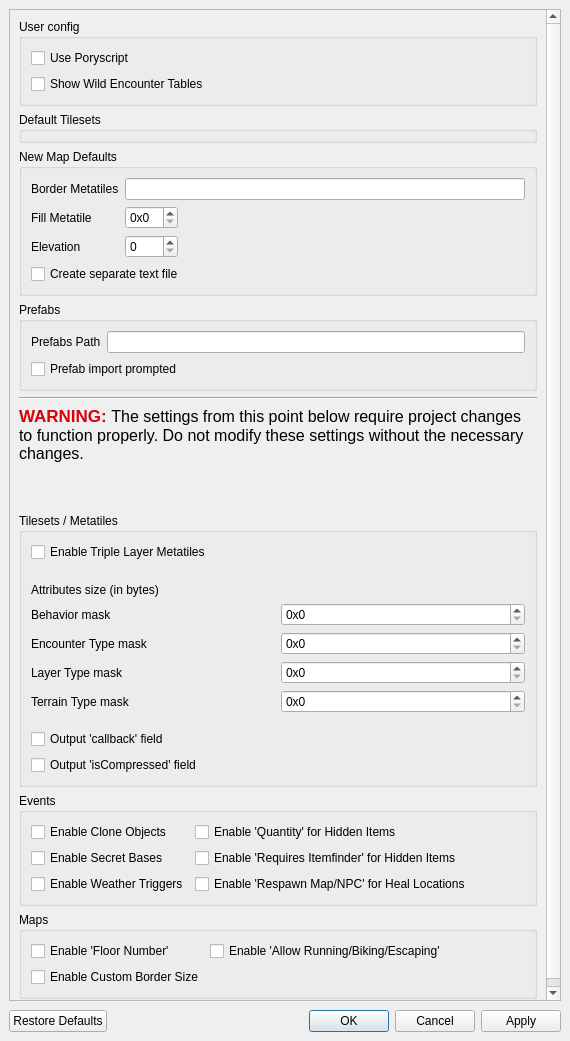
Before: the Qt Designer form forms/projectsettingseditor.ui in huderlem/porymap, drawn with Qt 5.
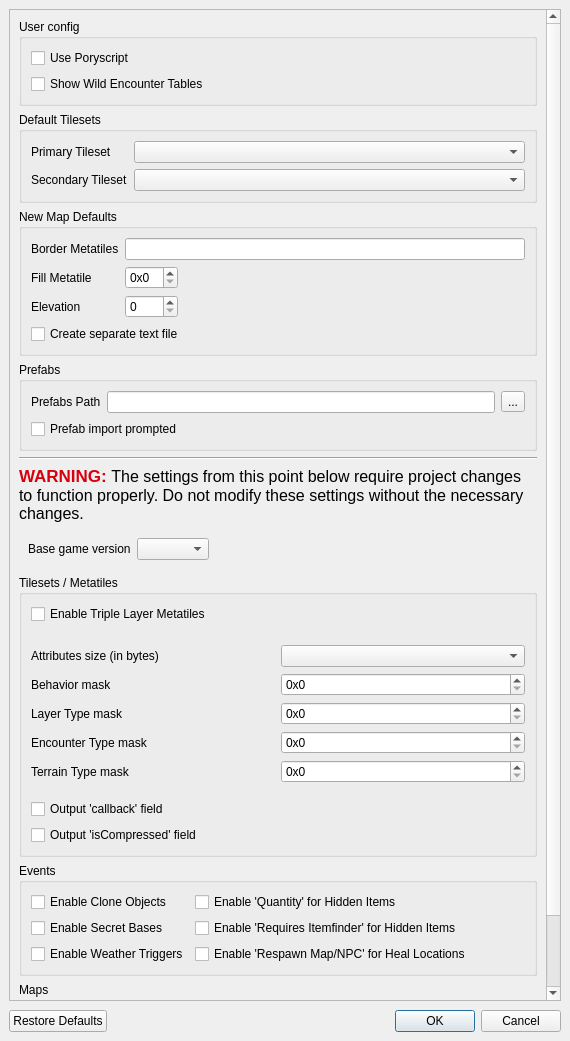
After: the same form once the commit is applied. Icons and pictures are not drawn. Custom widgets are drawn as their Qt base class.

Diff of the .ui file:
```diff
--- a/forms/projectsettingseditor.ui
+++ b/forms/projectsettingseditor.ui
@@ -29,7 +29,7 @@
          <x>0</x>
          <y>0</y>
          <width>544</width>
-         <height>994</height>
+         <height>1096</height>
         </rect>
        </property>
        <layout class="QVBoxLayout" name="verticalLayout_5">
@@ -64,6 +64,28 @@
           <property name="title">
            <string>Default Tilesets</string>
           </property>
+          <layout class="QFormLayout" name="formLayout_2">
+           <item row="0" column="0">
+            <widget class="QLabel" name="label_PrimaryTileset">
+             <property name="text">
+              <string>Primary Tileset</string>
+             </property>
+            </widget>
+           </item>
+           <item row="0" column="1">
+            <widget class="NoScrollComboBox" name="comboBox_DefaultPrimaryTileset"/>
+           </item>
+           <item row="1" column="0">
+            <widget class="QLabel" name="label_SecondaryTileset">
+             <property name="text">
+              <string>Secondary Tileset</string>
+             </property>
+            </widget>
+           </item>
+           <item row="1" column="1">
+            <widget class="NoScrollComboBox" name="comboBox_DefaultSecondaryTileset"/>
+           </item>
+          </layout>
          </widget>
         </item>
         <item>
@@ -163,12 +185,8 @@
            <string>Prefabs</string>
           </property>
           <layout class="QGridLayout" name="gridLayout_4">
-           <item row="0" column="0">
-            <widget class="QLabel" name="label_PrefabsPath">
-             <property name="text">
-              <string>Prefabs Path</string>
-             </property>
-            </widget>
+           <item row="0" column="1">
+            <widget class="QLineEdit" name="lineEdit_PrefabsPath"/>
            </item>
            <item row="1" column="0" colspan="2">
             <widget class="QCheckBox" name="checkBox_PrefabImportPrompted">
@@ -177,8 +195,23 @@
              </property>
             </widget>
            </item>
-           <item row="0" column="1">
-            <widget class="QLineEdit" name="lineEdit_PrefabsPath"/>
+           <item row="0" column="0">
+            <widget class="QLabel" name="label_PrefabsPath">
+             <property name="text">
+              <string>Prefabs Path</string>
+             </property>
+            </widget>
+           </item>
+           <item row="0" column="2">
+            <widget class="QToolButton" name="button_ChoosePrefabs">
+             <property name="text">
+              <string>...</string>
+             </property>
+             <property name="icon">
+              <iconset resource="../resources/images.qrc">
+               <normaloff>:/icons/folder.ico</normaloff>:/icons/folder.ico</iconset>
+             </property>
+            </widget>
            </item>
           </layout>
          </widget>
@@ -208,11 +241,20 @@
          </widget>
         </item>
         <item>
-         <widget class="QWidget" name="widget_BaseGameVersionBox" native="true">
+         <widget class="QWidget" name="widget_BaseGameVersion" native="true">
           <layout class="QHBoxLayout" name="horizontalLayout_2">
            <item>
-            <widget class="QWidget" name="widget_BaseGameVersion" native="true">
-             <layout class="QFormLayout" name="layout_BaseGameVersion"/>
+            <widget class="QLabel" name="label_BaseGameVersion">
+             <property name="text">
+              <string>Base game version</string>
+             </property>
+            </widget>
+           </item>
+           <item>
+            <widget class="NoScrollComboBox" name="comboBox_BaseGameVersion">
+             <property name="editable">
+              <bool>false</bool>
+             </property>
             </widget>
            </item>
            <item>
@@ -237,6 +279,36 @@
            <string>Tilesets / Metatiles</string>
           </property>
           <layout class="QGridLayout" name="gridLayout_2">
+           <item row="8" column="0">
+            <spacer name="verticalSpacer_2">
+             <property name="orientation">
+              <enum>Qt::Vertical</enum>
+             </property>
+             <property name="sizeHint" stdset="0">
+              <size>
+               <width>20</width>
+               <height>10</height>
+              </size>
+             </property>
+            </spacer>
+           </item>
+           <item row="0" column="0">
+            <widget class="QCheckBox" name="checkBox_EnableTripleLayerMetatiles">
+             <property name="text">
+              <string>Enable Triple Layer Metatiles</string>
+             </property>
+            </widget>
+           </item>
+           <item row="7" column="1">
+            <widget class="QSpinBox" name="spinBox_TerrainTypeMask">
+             <property name="prefix">
+              <string>0x</string>
+             </property>
+             <property name="displayIntegerBase">
+              <number>16</number>
+             </property>
+            </widget>
+           </item>
            <item row="2" column="0">
             <widget class="QLabel" name="label_AttributesSize">
              <property name="toolTip">
@@ -247,20 +319,7 @@
              </property>
             </widget>
            </item>
-           <item row="1" column="0">
-            <spacer name="verticalSpacer">
-             <property name="orientation">
-              <enum>Qt::Vertical</enum>
-             </property>
-             <property name="sizeHint" stdset="0">
-              <size>
-               <width>20</width>
-               <height>15</height>
-              </size>
-             </property>
-            </spacer>
-           </item>
-           <item row="6" column="0">
+           <item row="7" column="0">
             <widget class="QLabel" name="label_TerrainTypeMask">
              <property name="toolTip">
               <string>The mask used to read/write Terrain Type from the metatile's attributes data. If 0, this attribute is disabled.</string>
@@ -270,17 +329,57 @@
              </property>
             </widget>
            </item>
-           <item row="0" column="0">
-            <widget class="QCheckBox" name="checkBox_EnableTripleLayerMetatiles">
-             <property name="text">
-              <string>Enable Triple Layer Metatiles</string>
-             </property>
-            </widget>
-           </item>
            <item row="2" column="1">
-            <widget class="QWidget" name="widget_SizeDropdown" native="true"/>
+            <widget class="NoScrollComboBox" name="comboBox_AttributesSize">
+             <property name="editable">
+              <bool>false</bool>
+             </property>
+            </widget>
+           </item>
+           <item row="1" column="0">
+            <spacer name="verticalSpacer">
+             <property name="orientation">
+              <enum>Qt::Vertical</enum>
+             </property>
+             <property name="sizeHint" stdset="0">
+              <size>
+               <width>20</width>
+               <height>15</height>
+              </size>
+             </property>
+            </spacer>
+           </item>
+           <item row="3" column="0">
+            <widget class="QLabel" name="label_BehaviorMask">
+             <property name="toolTip">
+              <string>The mask used to read/write Metatile Behavior from the metatile's attributes data. If 0, this attribute is disabled.</string>
+             </property>
+             <property name="text">
+              <string>Behavior mask</string>
+             </property>
+            </widget>
+           </item>
+           <item row="3" column="1">
+            <widget class="QSpinBox" name="spinBox_BehaviorMask">
+             <property name="prefix">
+              <string>0x</string>
+             </property>
+             <property name="displayIntegerBase">
+              <number>16</number>
+             </property>
+            </widget>
            </item>
            <item row="10" column="0">
+            <widget class="QCheckBox" name="checkBox_OutputCallback">
+             <property name="toolTip">
+              <string>Whether the C data outputted for new tilesets will include the &quot;callback&quot; field</string>
+             </property>
+             <property name="text">
+              <string>Output 'callback' field</string>
+             </property>
+            </widget>
+           </item>
+           <item row="11" column="0">
             <widget class="QCheckBox" name="checkBox_OutputIsCompressed">
              <property name="toolTip">
               <string>Whether the C data outputted for new tilesets will include the &quot;isCompressed&quot; field</string>
@@ -290,31 +389,8 @@
              </property>
             </widget>
            </item>
-           <item row="7" column="0">
-            <spacer name="verticalSpacer_2">
-             <property name="orientation">
-              <enum>Qt::Vertical</enum>
-             </property>
-             <property name="sizeHint" stdset="0">
-              <size>
-               <width>20</width>
-               <height>10</height>
-              </size>
-             </property>
-            </spacer>
-           </item>
-           <item row="4" column="1">
-            <widget class="QSpinBox" name="spinBox_EncounterTypeMask">
-             <property name="prefix">
-              <string>0x</string>
-             </property>
-             <property name="displayIntegerBase">
-              <number>16</number>
-             </property>
-            </widget>
-           </item>
            <item row="5" column="1">
-            <widget class="QSpinBox" name="spinBox_LayerTypeMask">
+            <widget class="QSpinBox" name="spinBox_EncounterTypeMask">
              <property name="prefix">
               <string>0x</string>
              </property>
@@ -323,7 +399,7 @@
              </property>
             </widget>
            </item>
-           <item row="4" column="0">
+           <item row="5" column="0">
             <widget class="QLabel" name="label_EncounterTypeMask">
              <property name="toolTip">
               <string>The mask used to read/write Encounter Type from the metatile's attributes data. If 0, this attribute is disabled.</string>
@@ -333,27 +409,7 @@
              </property>
             </widget>
            </item>
-           <item row="9" column="0">
-            <widget class="QCheckBox" name="checkBox_OutputCallback">
-             <property name="toolTip">
-              <string>Whether the C data outputted for new tilesets will include the &quot;callback&quot; field</string>
-             </property>
-             <property name="text">
-              <string>Output 'callback' field</string>
-             </property>
-            </widget>
-           </item>
-           <item row="3" column="0">
-            <widget class="QLabel" name="label_BehaviorMask">
-             <property name="toolTip">
-              <string>The mask used to read/write Metatile Behavior from the metatile's attributes data. If 0, this attribute is disabled.</string>
-             </property>
-             <property name="text">
-              <string>Behavior mask</string>
-             </property>
-            </widget>
-           </item>
-           <item row="5" column="0">
+           <item row="4" column="0">
             <widget class="QLabel" name="label_LayerTypeMask">
              <property name="toolTip">
               <string>The mask used to read/write Layer Type from the metatile's attributes data. If 0, this attribute is disabled.</string>
@@ -363,18 +419,8 @@
              </property>
             </widget>
            </item>
-           <item row="3" column="1">
-            <widget class="QSpinBox" name="spinBox_BehaviorMask">
-             <property name="prefix">
-              <string>0x</string>
-             </property>
-             <property name="displayIntegerBase">
-              <number>16</number>
-             </property>
-            </widget>
-           </item>
-           <item row="6" column="1">
-            <widget class="QSpinBox" name="spinBox_TerrainTypeMask">
+           <item row="4" column="1">
+            <widget class="QSpinBox" name="spinBox_LayerTypeMask">
              <property name="prefix">
               <string>0x</string>
              </property>
@@ -509,13 +555,22 @@
     <item>
      <widget class="QDialogButtonBox" name="buttonBox">
       <property name="standardButtons">
-       <set>QDialogButtonBox::Apply|QDialogButtonBox::Cancel|QDialogButtonBox::Ok|QDialogButtonBox::RestoreDefaults</set>
+       <set>QDialogButtonBox::Cancel|QDialogButtonBox::Ok|QDialogButtonBox::RestoreDefaults</set>
       </property>
      </widget>
     </item>
    </layout>
   </widget>
  </widget>
- <resources/>
+ <customwidgets>
+  <customwidget>
+   <class>NoScrollComboBox</class>
+   <extends>QComboBox</extends>
+   <header>noscrollcombobox.h</header>
+  </customwidget>
+ </customwidgets>
+ <resources>
+  <include location="../resources/images.qrc"/>
+ </resources>
  <connections/>
 </ui>
```
